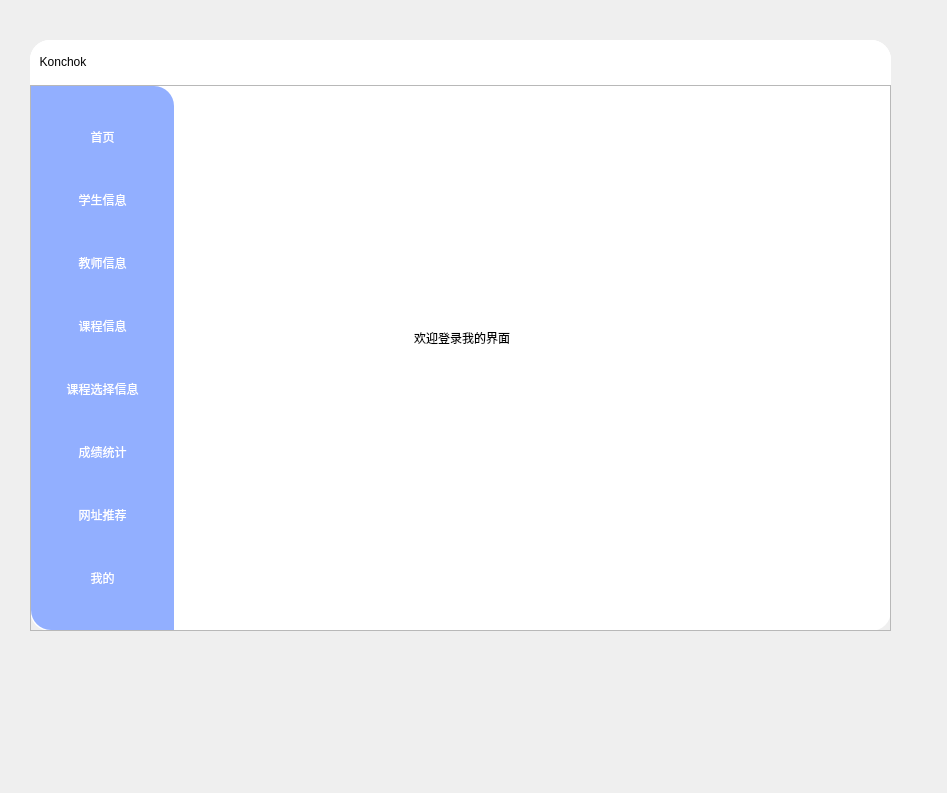
Qt form InterfaceUi.ui (KrxkGit/DatabaseUI) before a commit.
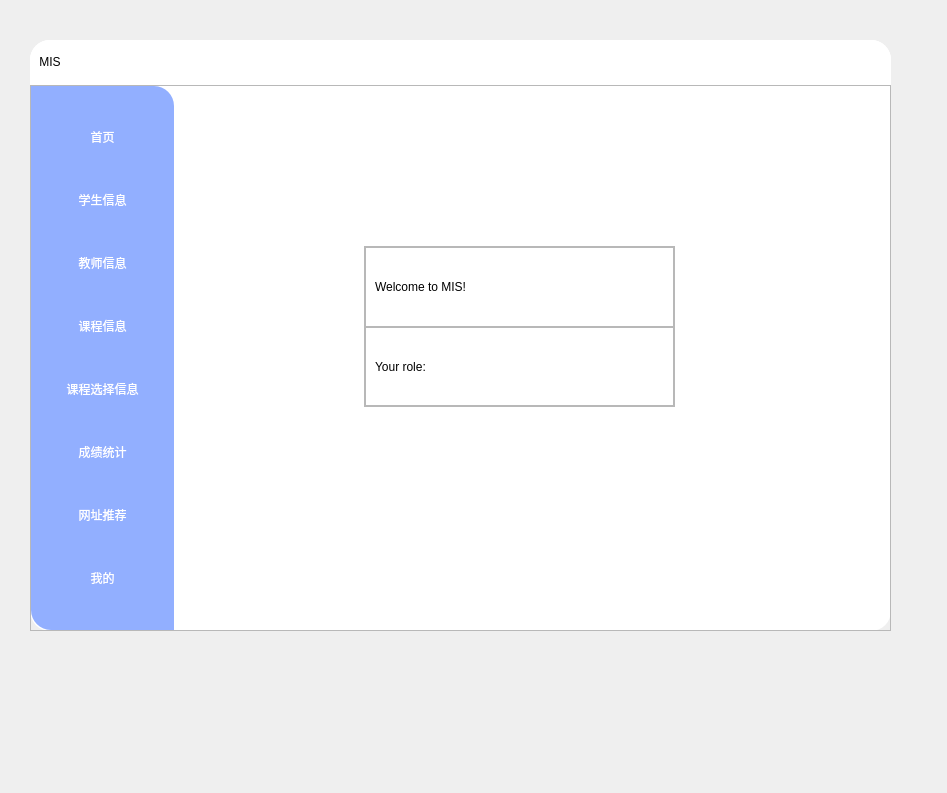
The same form after that commit. The open tabs and pages were chosen to show the change. Icons and pictures are not drawn.

```diff
--- a/InterfaceUi.ui
+++ b/InterfaceUi.ui
@@ -119,7 +119,7 @@
 font: 12pt &quot;幼圆&quot;;</string>
              </property>
              <property name="text">
-              <string>Konchok</string>
+              <string>MIS</string>
              </property>
              <property name="icon">
               <iconset resource="res.qrc">
@@ -409,36 +409,113 @@
               <number>7</number>
              </property>
              <widget class="QWidget" name="page_home">
-              <widget class="QLabel" name="label">
+              <widget class="QFrame" name="frame_89">
                <property name="geometry">
                 <rect>
-                 <x>240</x>
-                 <y>240</y>
-                 <width>192</width>
-                 <height>24</height>
+                 <x>190</x>
+                 <y>160</y>
+                 <width>311</width>
+                 <height>161</height>
                 </rect>
                </property>
-               <property name="layoutDirection">
-                <enum>Qt::LeftToRight</enum>
-               </property>
-               <property name="styleSheet">
-                <string notr="true">font: 18pt &quot;幼圆&quot;;</string>
-               </property>
                <property name="frameShape">
-                <enum>QFrame::NoFrame</enum>
+                <enum>QFrame::StyledPanel</enum>
                </property>
-               <property name="lineWidth">
-                <number>1</number>
+               <property name="frameShadow">
+                <enum>QFrame::Raised</enum>
                </property>
-               <property name="text">
-                <string>欢迎登录我的界面</string>
-               </property>
-               <property name="textFormat">
-                <enum>Qt::PlainText</enum>
-               </property>
-               <property name="alignment">
-                <set>Qt::AlignLeading|Qt::AlignLeft|Qt::AlignVCenter</set>
-               </property>
+               <layout class="QVBoxLayout" name="verticalLayout_66">
+                <property name="spacing">
+                 <number>0</number>
+                </property>
+                <property name="leftMargin">
+                 <number>0</number>
+                </property>
+                <property name="topMargin">
+                 <number>0</number>
+                </property>
+                <property name="rightMargin">
+                 <number>0</number>
+                </property>
+                <property name="bottomMargin">
+                 <number>0</number>
+                </property>
+                <item>
+                 <widget class="QFrame" name="frame_91">
+                  <property name="frameShape">
+                   <enum>QFrame::StyledPanel</enum>
+                  </property>
+                  <property name="frameShadow">
+                   <enum>QFrame::Raised</enum>
+                  </property>
+                  <layout class="QHBoxLayout" name="horizontalLayout_53">
+                   <item>
+                    <widget class="QLabel" name="label">
+                     <property name="layoutDirection">
+                      <enum>Qt::LeftToRight</enum>
+                     </property>
+                     <property name="styleSheet">
+                      <string notr="true">font: 18pt &quot;幼圆&quot;;</string>
+                     </property>
+                     <property name="frameShape">
+                      <enum>QFrame::NoFrame</enum>
+                     </property>
+                     <property name="lineWidth">
+                      <number>1</number>
+                     </property>
+                     <property name="text">
+                      <string>Welcome to MIS!</string>
+                     </property>
+                     <property name="textFormat">
+                      <enum>Qt::PlainText</enum>
+                     </property>
+                     <property name="alignment">
+                      <set>Qt::AlignLeading|Qt::AlignLeft|Qt::AlignVCenter</set>
+                     </property>
+                    </widget>
+                   </item>
+                  </layout>
+                 </widget>
+                </item>
+                <item>
+                 <widget class="QFrame" name="frame_90">
+                  <property name="frameShape">
+                   <enum>QFrame::StyledPanel</enum>
+                  </property>
+                  <property name="frameShadow">
+                   <enum>QFrame::Raised</enum>
+                  </property>
+                  <layout class="QHBoxLayout" name="horizontalLayout_52">
+                   <item>
+                    <widget class="QLabel" name="label_106">
+                     <property name="minimumSize">
+                      <size>
+                       <width>0</width>
+                       <height>50</height>
+                      </size>
+                     </property>
+                     <property name="styleSheet">
+                      <string notr="true">font: 16pt &quot;幼圆&quot;;</string>
+                     </property>
+                     <property name="text">
+                      <string>Your role:</string>
+                     </property>
+                    </widget>
+                   </item>
+                   <item>
+                    <widget class="QLabel" name="label_role">
+                     <property name="styleSheet">
+                      <string notr="true">font: 14pt &quot;幼圆&quot;;</string>
+                     </property>
+                     <property name="text">
+                      <string/>
+                     </property>
+                    </widget>
+                   </item>
+                  </layout>
+                 </widget>
+                </item>
+               </layout>
               </widget>
              </widget>
              <widget class="QWidget" name="page_stu_info">
```
Left out of the diff: 87 changed lines with no effect on the pictures.
